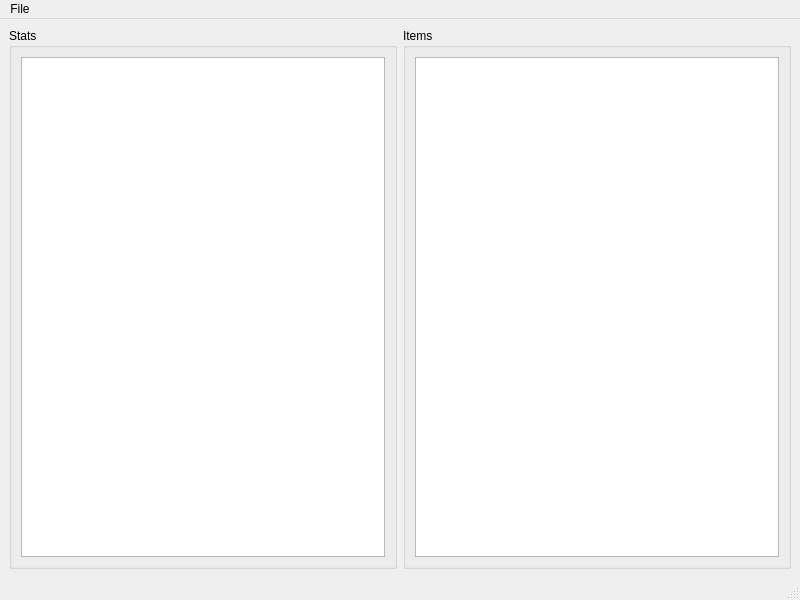
Old version of the form GraphicalCharacterViewer/mainwindow.ui in the repository DrItanium/realmz_tools.
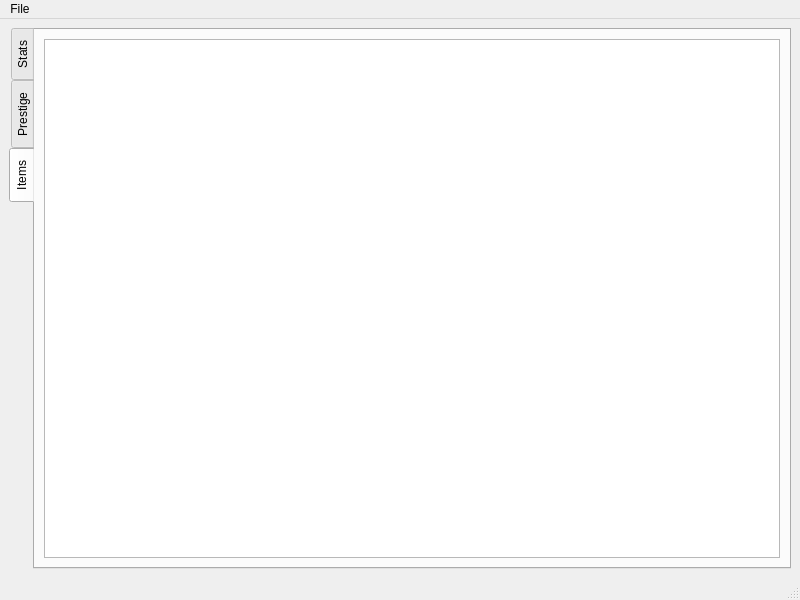
New version of the form. The open tabs and pages were chosen to show the change.

Commit message: Tab layout :)

The edit to the form file:
```diff
--- a/GraphicalCharacterViewer/mainwindow.ui
+++ b/GraphicalCharacterViewer/mainwindow.ui
@@ -10,33 +10,55 @@
     <height>600</height>
    </rect>
   </property>
+  <property name="minimumSize">
+   <size>
+    <width>800</width>
+    <height>600</height>
+   </size>
+  </property>
   <property name="windowTitle">
    <string>MainWindow</string>
   </property>
   <widget class="QWidget" name="centralwidget">
    <layout class="QGridLayout" name="gridLayout">
     <item row="0" column="0">
-     <widget class="QGroupBox" name="groupBox">
-      <property name="title">
+     <widget class="QTabWidget" name="tabWidget">
+      <property name="tabPosition">
+       <enum>QTabWidget::West</enum>
+      </property>
+      <property name="currentIndex">
+       <number>0</number>
+      </property>
+      <widget class="QWidget" name="tab">
+       <attribute name="title">
        <string>Stats</string>
-      </property>
+       </attribute>
       <layout class="QGridLayout" name="gridLayout_2">
        <item row="0" column="0">
         <widget class="QTableView" name="tableView"/>
        </item>
       </layout>
      </widget>
-    </item>
-    <item row="0" column="1">
-     <widget class="QGroupBox" name="groupBox_2">
-      <property name="title">
-       <string>Items</string>
-      </property>
+      <widget class="QWidget" name="tab_2">
+       <attribute name="title">
+        <string>Prestige</string>
+       </attribute>
       <layout class="QGridLayout" name="gridLayout_3">
        <item row="0" column="0">
-        <widget class="QListView" name="listView"/>
-       </item>
-      </layout>
+         <widget class="QTableView" name="prestigeView"/>
+        </item>
+       </layout>
+      </widget>
+      <widget class="QWidget" name="tab_3">
+       <attribute name="title">
+        <string>Items</string>
+       </attribute>
+       <layout class="QGridLayout" name="gridLayout_4">
+        <item row="0" column="0">
+         <widget class="QListView" name="itemsView"/>
+        </item>
+       </layout>
+      </widget>
      </widget>
     </item>
    </layout>
```
Left out of the diff: 2 changed lines with no effect on the pictures. Lines whose indentation alone changed are shown as unchanged. The commit also changes 2 other files.
